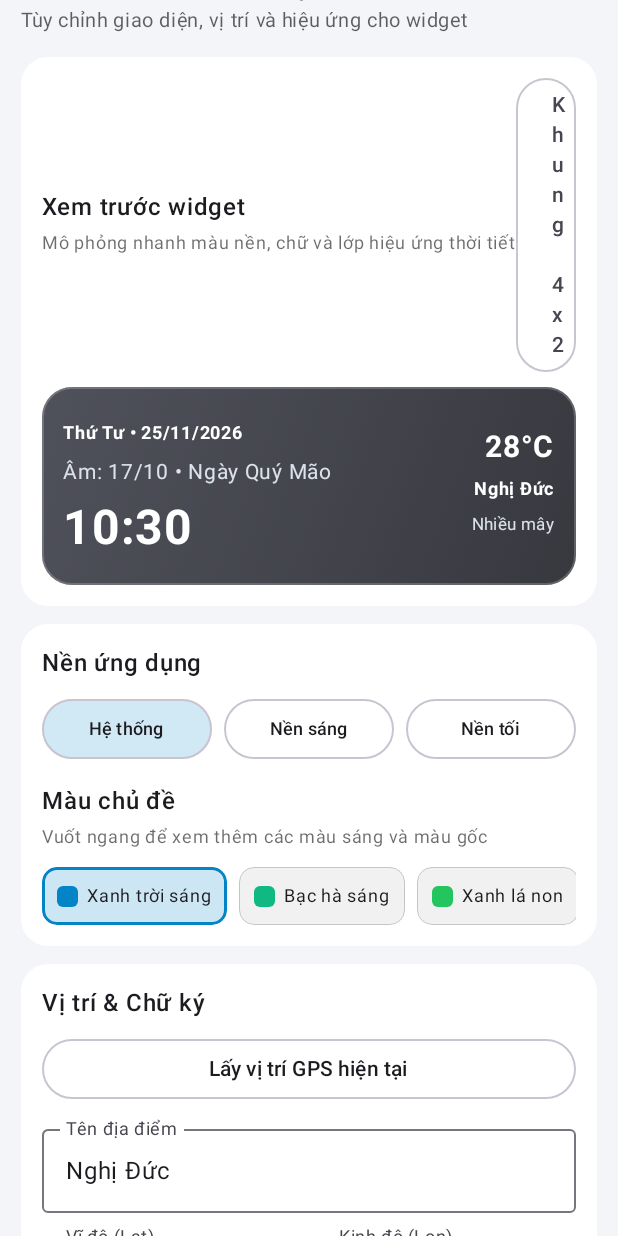
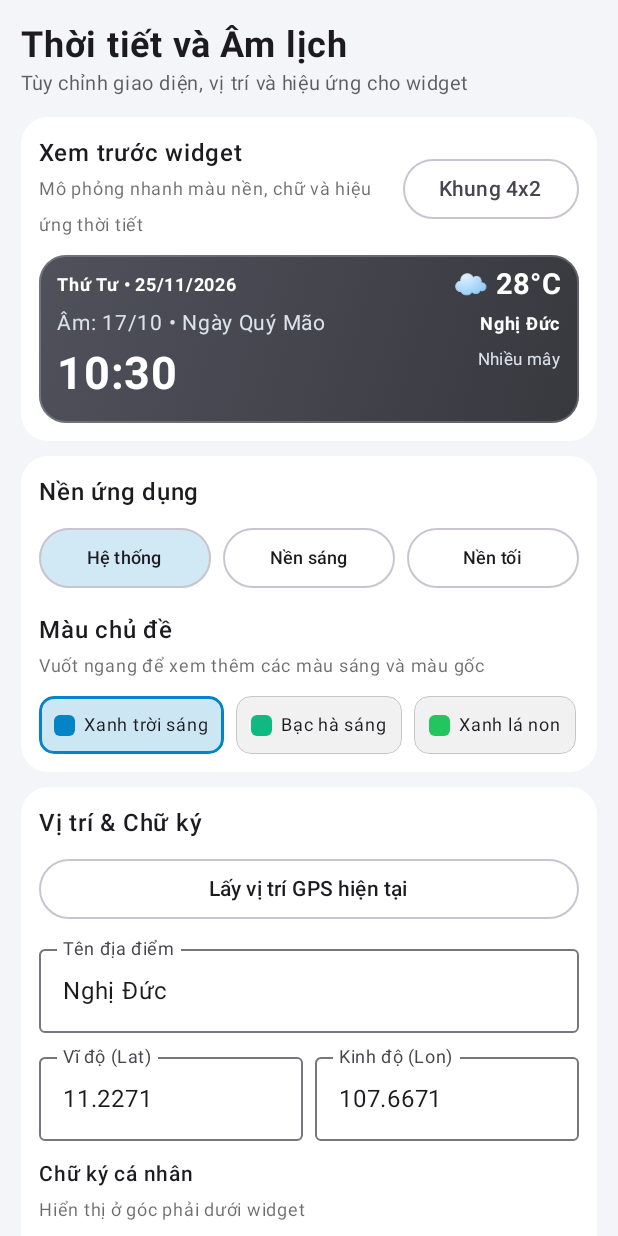
Before and after one commit to duynghiduc2000-vn/ThoiTietVaAmLich, an Android app built with Jetpack Compose: the screen it shows after launch (MainActivity), on a phone screen of 412 x 824 dp. Run offline under Robolectric (Android 15) with nearby library versions, the phone set to English and light mode, and no system bars.

Commit message:
Update MainActivity.kt

```diff
--- a/app/src/main/java/com/mrwind/lunar/MainActivity.kt
+++ b/app/src/main/java/com/mrwind/lunar/MainActivity.kt
@@ -24,7 +24,6 @@ import androidx.compose.foundation.layout.Box
 import androidx.compose.foundation.layout.Column
 import androidx.compose.foundation.layout.Row
 import androidx.compose.foundation.layout.Spacer
-import androidx.compose.foundation.layout.fillMaxSize
 import androidx.compose.foundation.layout.fillMaxWidth
 import androidx.compose.foundation.layout.height
 import androidx.compose.foundation.layout.padding
@@ -130,7 +129,7 @@ class MainActivity : ComponentActivity() {
 
             MaterialTheme(colorScheme = colorScheme) {
                 Surface(
-                    modifier = Modifier.fillMaxSize(),
+                    modifier = Modifier.fillMaxWidth(),
                     color = MaterialTheme.colorScheme.background
                 ) {
                     LunarWeatherScreen(
@@ -196,10 +195,10 @@ private fun LunarWeatherScreen(
 
     Column(
         modifier = Modifier
-            .fillMaxSize()
+            .fillMaxWidth()
             .verticalScroll(scrollState)
-            .padding(horizontal = 14.dp, vertical = 18.dp),
-        verticalArrangement = Arrangement.spacedBy(12.dp)
+            .padding(horizontal = 14.dp, vertical = 16.dp),
+        verticalArrangement = Arrangement.spacedBy(10.dp)
     ) {
         Column {
             Text(
@@ -215,14 +214,14 @@ private fun LunarWeatherScreen(
             )
         }
 
-        // 1. Khung Xem trước widget
+        // 1. Khung Xem trước widget (đã thu gọn khoảng cách)
         SectionCard(cardBg = cardBg) {
             Row(
                 modifier = Modifier.fillMaxWidth(),
                 horizontalArrangement = Arrangement.SpaceBetween,
                 verticalAlignment = Alignment.CenterVertically
             ) {
-                Column {
+                Column(modifier = Modifier.weight(1f)) {
                     Text(
                         text = "Xem trước widget",
                         fontSize = 16.sp,
@@ -230,11 +229,12 @@ private fun LunarWeatherScreen(
                         color = MaterialTheme.colorScheme.onSurface
                     )
                     Text(
-                        text = "Mô phỏng nhanh màu nền, chữ và lớp hiệu ứng thời tiết",
+                        text = "Mô phỏng nhanh màu nền, chữ và hiệu ứng thời tiết",
                         fontSize = 12.sp,
                         color = MaterialTheme.colorScheme.onSurface.copy(alpha = 0.65f)
                     )
                 }
+                Spacer(modifier = Modifier.width(8.dp))
                 OutlinedButton(
                     onClick = {
                         val nextSize = if (config.widgetSize == "4x2") "4x4" else "4x2"
@@ -245,7 +245,7 @@ private fun LunarWeatherScreen(
                 }
             }
 
-            Spacer(modifier = Modifier.height(10.dp))
+            Spacer(modifier = Modifier.height(8.dp))
 
             WidgetPreviewBox(
                 config = config,
@@ -722,7 +722,7 @@ private fun SectionCard(
         colors = CardDefaults.cardColors(containerColor = cardBg),
         modifier = Modifier.fillMaxWidth()
     ) {
-        Column(modifier = Modifier.padding(14.dp)) {
+        Column(modifier = Modifier.padding(12.dp)) {
             content()
         }
     }
@@ -736,7 +736,7 @@ private fun WidgetPreviewBox(
     tick: Int
 ) {
     val is4x4 = config.widgetSize == "4x4"
-    val boxHeight = if (is4x4) 240.dp else 132.dp
+    val boxHeight = if (is4x4) 176.dp else 112.dp
 
     val cal = Calendar.getInstance(TimeZone.getTimeZone("Asia/Ho_Chi_Minh"))
     val solarText = LunarCalendar.formatSolarLine(cal)
@@ -759,28 +759,29 @@ private fun WidgetPreviewBox(
 
     val textColor = if (config.widgetStyle == "FROSTED_LIGHT") Color(0xFF111827) else Color.White
     val subTextColor = if (config.widgetStyle == "FROSTED_LIGHT") Color(0xFF374151) else Color(0xFFDCE2EC)
+    val emojiPrefix = if (config.showWeatherEffect) "${WidgetRenderer.weatherEmoji(config.weatherDescDisplay)} " else ""
 
     Box(
         modifier = Modifier
             .fillMaxWidth()
             .height(boxHeight)
-            .clip(RoundedCornerShape(20.dp))
+            .clip(RoundedCornerShape(18.dp))
             .background(bgBrush)
             .border(
                 width = 1.dp,
                 color = if (config.widgetStyle == "FROSTED_LIGHT") Color(0x88000000) else Color(0x33FFFFFF),
-                shape = RoundedCornerShape(20.dp)
+                shape = RoundedCornerShape(18.dp)
             )
-            .padding(14.dp)
+            .padding(start = 12.dp, end = 12.dp, top = 8.dp, bottom = 18.dp)
     ) {
         Row(
-            modifier = Modifier.fillMaxSize(),
+            modifier = Modifier.fillMaxWidth(),
             horizontalArrangement = Arrangement.SpaceBetween,
-            verticalAlignment = Alignment.CenterVertically
+            verticalAlignment = Alignment.Top
         ) {
             Column(
-                modifier = Modifier.weight(1.3f),
-                verticalArrangement = Arrangement.Center
+                modifier = Modifier.weight(1.35f),
+                verticalArrangement = Arrangement.Top
             ) {
                 Text(
                     text = solarText,
@@ -790,7 +791,7 @@ private fun WidgetPreviewBox(
                     maxLines = 1,
                     overflow = TextOverflow.Ellipsis
                 )
-                Spacer(modifier = Modifier.height(2.dp))
+                Spacer(modifier = Modifier.height(1.dp))
                 Text(
                     text = line2Text,
                     fontSize = config.lunarFontSizeSp.sp,
@@ -798,10 +799,10 @@ private fun WidgetPreviewBox(
                     maxLines = if (is4x4) 2 else 1,
                     overflow = TextOverflow.Ellipsis
                 )
-                Spacer(modifier = Modifier.height(6.dp))
+                Spacer(modifier = Modifier.height(4.dp))
                 Text(
                     text = clockText,
-                    fontSize = if (config.showClockSeconds) 28.sp else 32.sp,
+                    fontSize = if (config.showClockSeconds) 26.sp else 30.sp,
                     fontWeight = FontWeight.Bold,
                     color = textColor,
                     maxLines = 1
@@ -809,17 +810,18 @@ private fun WidgetPreviewBox(
             }
 
             Column(
-                modifier = Modifier.weight(0.8f),
+                modifier = Modifier.weight(0.85f),
                 horizontalAlignment = Alignment.End,
-                verticalArrangement = Arrangement.Center
+                verticalArrangement = Arrangement.Top
             ) {
                 Text(
-                    text = config.tempDisplay,
-                    fontSize = 20.sp,
+                    text = "$emojiPrefix${config.tempDisplay}",
+                    fontSize = 19.sp,
                     fontWeight = FontWeight.Bold,
-                    color = textColor
+                    color = textColor,
+                    maxLines = 1
                 )
-                Spacer(modifier = Modifier.height(4.dp))
+                Spacer(modifier = Modifier.height(2.dp))
                 Text(
                     text = config.locationName.ifBlank { "Nghị Đức" },
                     fontSize = 12.sp,
@@ -838,7 +840,7 @@ private fun WidgetPreviewBox(
                     )
                 }
                 if (config.signature.isNotBlank()) {
-                    Spacer(modifier = Modifier.height(6.dp))
+                    Spacer(modifier = Modifier.height(3.dp))
                     Text(
                         text = config.signature,
                         fontSize = 11.sp,
```
